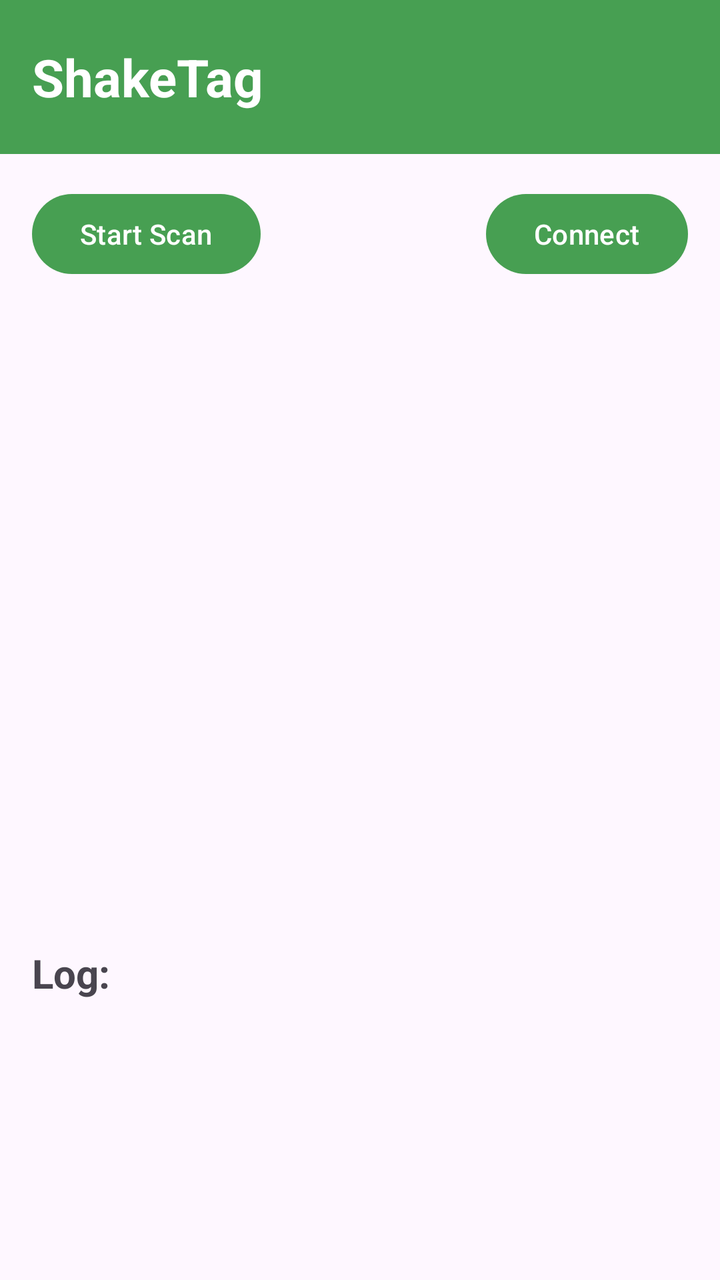
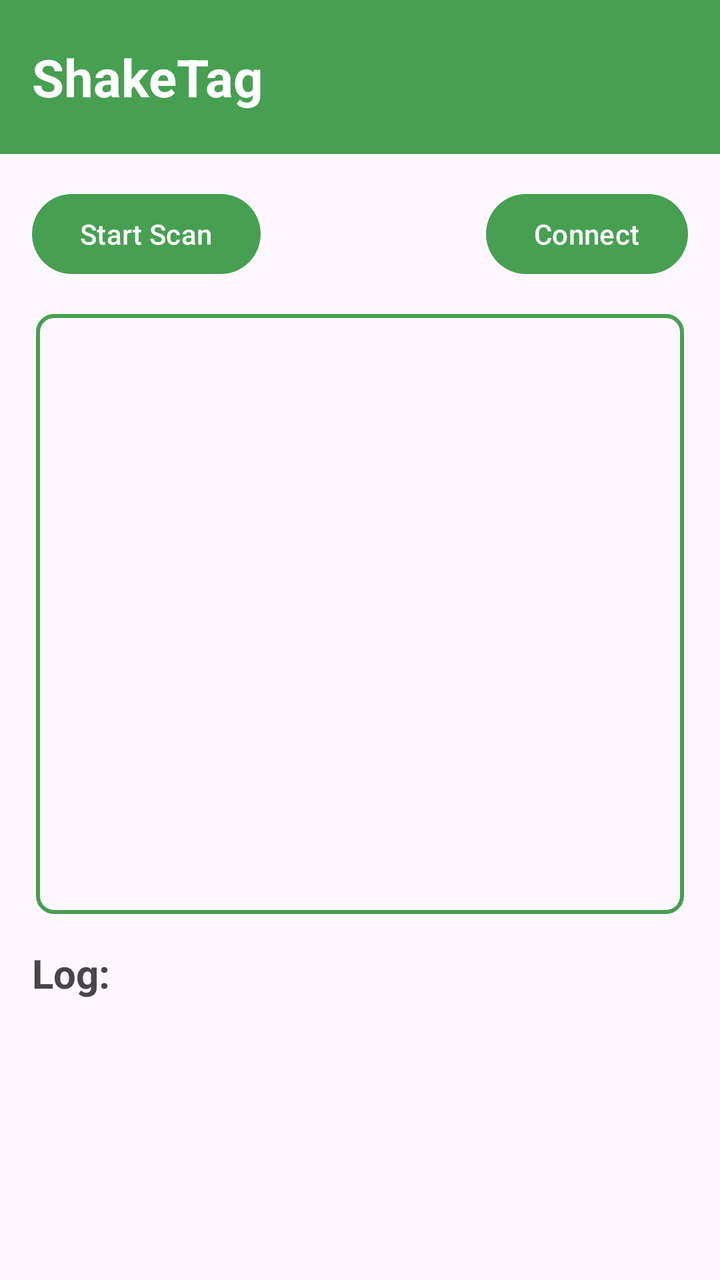

An Android layout rendered at two revisions. The XML below is the earlier revision; the diff shows what the commit changed to produce the second picture.
<!-- AndroidManifest.xml: application theme Theme.ShakeTag -->
<!-- res/layout/activity_add_sensor.xml -->
<?xml version="1.0" encoding="utf-8"?>
<androidx.constraintlayout.widget.ConstraintLayout xmlns:android="http://schemas.android.com/apk/res/android"
    xmlns:app="http://schemas.android.com/apk/res-auto"
    xmlns:tools="http://schemas.android.com/tools"
    android:id="@+id/main"
    android:layout_width="match_parent"
    android:layout_height="match_parent"
    tools:context=".AddSensorActivity">

    <include
        layout="@layout/toolbar"
        android:layout_width="0dp"
        android:layout_height="77dp"
        app:layout_constraintTop_toTopOf="parent"
        app:layout_constraintStart_toStartOf="parent"
        app:layout_constraintEnd_toEndOf="parent" />

    <Button
        android:id="@+id/scanButton"
        android:layout_width="wrap_content"
        android:layout_height="wrap_content"
        android:layout_margin="16dp"
        android:layout_marginStart="1dp"
        android:onClick="scanButtonPressed"        android:text="@string/start_scan"
        android:textColor="@android:color/white"
        app:backgroundTint="@color/header_green"
        app:layout_constraintStart_toStartOf="parent"
        app:layout_constraintTop_toBottomOf="@id/toolbar" />

    <Button
        android:id="@+id/connectButton"
        android:layout_width="wrap_content"
        android:layout_height="wrap_content"
        android:layout_margin="16dp"
        android:layout_marginEnd="56dp"
        android:onClick="connectSensors"
        android:text="@string/connect"
        android:textColor="@android:color/white"
        app:backgroundTint="@color/header_green"
        app:layout_constraintEnd_toEndOf="parent"
        app:layout_constraintTop_toBottomOf="@id/toolbar" />

    

    <TextView
        android:id="@+id/logLabel"
        android:layout_width="50dp"
        android:layout_height="27dp"
        android:layout_marginStart="16dp"
        android:layout_marginTop="332dp"
        android:text="@string/log_label"
        android:textSize="20sp"
        android:textStyle="bold"
        app:layout_constraintStart_toStartOf="parent"
        app:layout_constraintTop_toBottomOf="@id/scanButton" />

    <TextView
        android:id="@+id/logText"
        android:layout_width="378dp"
        android:layout_height="176dp"
        android:layout_margin="16dp"
        app:layout_constraintEnd_toEndOf="parent"
        app:layout_constraintStart_toStartOf="parent"
        app:layout_constraintTop_toBottomOf="@id/logLabel" />
    

    <ScrollView
        app:layout_constraintWidth_percent="0.9"
        app:layout_constraintTop_toBottomOf="@+id/scanButton"
        app:layout_constraintBottom_toTopOf="@+id/logLabel"
        android:layout_height="0dp"
        android:layout_width="0dp"
        android:layout_marginTop="16dp"
        android:layout_marginBottom="16dp"
        app:layout_constraintEnd_toEndOf="parent"
        app:layout_constraintHorizontal_bias="0.812"
        app:layout_constraintStart_toStartOf="parent"
        tools:layout_editor_absoluteY="154dp"
        android:color="@color/blue_af">

        <LinearLayout
            android:id="@+id/foundList"
            android:layout_width="match_parent"
            android:layout_height="wrap_content"
            android:orientation="vertical"/>
    </ScrollView>


</androidx.constraintlayout.widget.ConstraintLayout>
<!-- res/layout/toolbar.xml (included above) -->
<?xml version="1.0" encoding="utf-8"?>
<com.google.android.material.appbar.MaterialToolbar xmlns:android="http://schemas.android.com/apk/res/android"
    xmlns:app="http://schemas.android.com/apk/res-auto"
    android:id="@+id/toolbar"
    android:layout_width="match_parent"
    android:layout_height="77dp"
    android:background="@color/header_green"
    app:title="@string/app_name"
    app:titleTextAppearance="@style/ToolbarTitle" />
<!-- resources referenced by this layout -->
<resources>
  <color name="blue_af">#0000FF</color>
  <color name="header_green">#479F52</color>
  <string name="app_name">ShakeTag</string>
  <string name="connect">Connect</string>
  <string name="log_label">Log:</string>
  <string name="start_scan">Start Scan</string>
  <style name="ToolbarTitle" parent="TextAppearance.Material3.TitleLarge">
          <item name="android:textStyle">bold</item>
          <item name="android:textColor">@android:color/white</item>
          <item name="android:textSize">26sp</item>
      </style>
  <style name="Theme.ShakeTag" parent="Base.Theme.ShakeTag" />
  <style name="Base.Theme.ShakeTag" parent="Theme.Material3.DayNight.NoActionBar">
          
      </style>
</resources>

<!-- the commit's change to res/layout/activity_add_sensor.xml (unified diff, before → after) -->
@@ -73,10 +73,10 @@
         android:layout_marginTop="16dp"
         android:layout_marginBottom="16dp"
         app:layout_constraintEnd_toEndOf="parent"
-        app:layout_constraintHorizontal_bias="0.812"
         app:layout_constraintStart_toStartOf="parent"
         tools:layout_editor_absoluteY="154dp"
-        android:color="@color/blue_af">
+        android:background="@drawable/list_box"
+        android:padding="8dp">
 
         <LinearLayout
             android:id="@+id/foundList"
<!-- resource entries referenced after the edit -->
@@ -1,7 +1,13 @@
 <!-- resources referenced by this layout -->
 <resources>
-  <color name="blue_af">#0000FF</color>
   <color name="header_green">#479F52</color>
+  <!-- drawable list_box (drawable) -->
+  <?xml version="1.0" encoding="utf-8"?>
+  <shape xmlns:android="http://schemas.android.com/apk/res/android"
+      android:shape="rectangle">
+      <stroke android:width="2dp" android:color="@color/header_green" />
+      <corners android:radius="8dp"/>
+  </shape>
   <string name="app_name">ShakeTag</string>
   <string name="connect">Connect</string>
   <string name="log_label">Log:</string>
